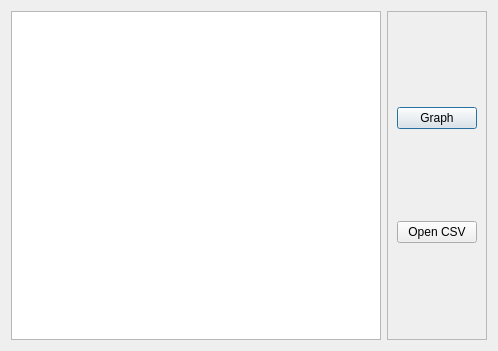
First picture: the form in ui/design_results.ui, repository Inigobarbe/VFSMOD-GUI, before the edit.
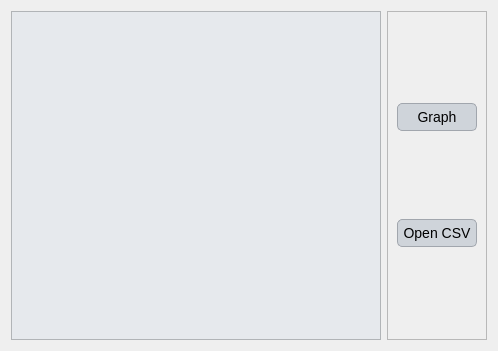
Second picture: the form after the edit.

Diff of the .ui file:
```diff
--- a/ui/design_results.ui
+++ b/ui/design_results.ui
@@ -13,6 +13,109 @@
   <property name="windowTitle">
    <string>Dialog</string>
   </property>
+  <property name="styleSheet">
+   <string notr="true">QLabel {
+    font-family: 'Georgia'; /* Cambiar la fuente a Georgia */
+    font-size: 16px; /* Cambiar el tamaño de la fuente */
+    color: #000000; /* Color del texto (blanco) */
+}
+
+QLineEdit {
+    font-family: 'Georgia'; /* Cambiar la fuente a Georgia */
+    font-size: 14px; /* Cambiar el tamaño de la fuente */
+    color: #000000; /* Color del texto (blanco) */
+    background-color: #f0f0f0; /* Color de fondo del QLineEdit */
+    border: 1px solid #000000; /* Borde blanco */
+}
+
+QComboBox {
+    font-family: 'Georgia'; /* Cambiar la fuente a Georgia */
+    font-size: 14px; /* Cambiar el tamaño de la fuente */
+    color: #000000; /* Color del texto (blanco) */
+    background-color: #cfd4da; /* Fondo oscuro del ComboBox */
+}
+
+QRadioButton {
+    font-family: 'Georgia'; /* Cambiar la fuente a Georgia */
+    font-size: 14px; /* Cambiar el tamaño de la fuente */
+    color: #000000; /* Color del texto (blanco) */
+}
+
+QCheckBox {
+    font-family: 'Georgia'; /* Cambiar la fuente a Georgia */
+    font-size: 14px; /* Cambiar el tamaño de la fuente */
+    color: #000000; /* Color del texto (blanco) */
+}
+
+/* Cambiar la fuente y estilo de los QPushButton */
+QPushButton {
+    font-family: 'Georgia'; /* Cambiar la fuente */
+    font-size: 14px; /* Cambiar el tamaño de la fuente */
+    color: #000000; /* Color del texto negro */
+    background-color: #cfd4da; /* Fondo gris claro */
+    border: 1px solid #a1a6ad; /* Borde gris medio */
+    border-radius: 5px; /* Bordes redondeados */
+    padding: 5px; /* Espaciado interno */
+}
+
+/* Estilo cuando el ratón pasa sobre el botón */
+QPushButton:hover {
+    color: #000000; /* Mantener el texto negro */
+    background-color: #b7bcc3; /* Fondo gris un poco más oscuro al pasar el mouse */
+}
+
+/* Estilo cuando el botón está presionado */
+QPushButton:pressed {
+    background-color: #a6acb3; /* Fondo ligeramente más oscuro al presionar */
+    color: #000000; /* Mantener el texto negro cuando se presiona */
+}
+
+
+
+/* Estilo general para QTableWidget y QTableView */
+QTableWidget, QTableView {
+    font-family: 'Georgia'; /* Cambiar la fuente a Georgia */
+    font-size: 14px; /* Tamaño de la fuente */
+    color: #000000; /* Color del texto negro */
+    background-color: #e6e9ed; /* Fondo gris claro para la tabla */
+    gridline-color: #a1a6ad; /* Color de las líneas de la tabla (gris medio) */
+    selection-background-color: #b7bcc3; /* Color de fondo cuando se selecciona una celda (gris suave) */
+    selection-color: #000000; /* Color del texto cuando la celda está seleccionada (negro) */
+}
+
+/* Estilo para el encabezado horizontal de la tabla */
+QHeaderView::section {
+    font-family: 'Georgia'; /* Cambiar la fuente a Georgia */
+    font-size: 14px; /* Tamaño de la fuente */
+    color: #000000; /* Color del texto negro */
+    background-color: #cfd4da; /* Fondo gris claro del encabezado */
+    border: 1px solid #a1a6ad; /* Borde gris medio entre las secciones */
+    padding: 4px; /* Espaciado interno en el encabezado */
+}
+
+/* Estilo para las celdas de la tabla al pasar el mouse */
+QTableWidget::item:hover, QTableView::item:hover {
+    background-color: #b7bcc3; /* Fondo gris suave al pasar el mouse */
+    color: #000000; /* Mantener el texto negro */
+}
+
+/* Estilo para las celdas cuando están seleccionadas */
+QTableWidget::item:selected, QTableView::item:selected {
+    background-color: #a6acb3; /* Fondo gris intermedio cuando está seleccionado */
+    color: #000000; /* Texto negro cuando está seleccionado */
+}
+
+/* Ajustar el tamaño de las celdas */
+QTableWidget::item, QTableView::item {
+    padding: 4px; /* Espaciado interno de las celdas */
+}
+
+/* Estilo para el borde inferior de la tabla */
+QTableCornerButton::section {
+    background-color: #cfd4da; /* Fondo del botón de esquina */
+    border: 1px solid #a1a6ad; /* Borde gris medio del botón de esquina */
+}</string>
+  </property>
   <layout class="QGridLayout" name="gridLayout_2">
    <item row="0" column="0">
     <widget class="QTableWidget" name="tableWidget"/>
```
